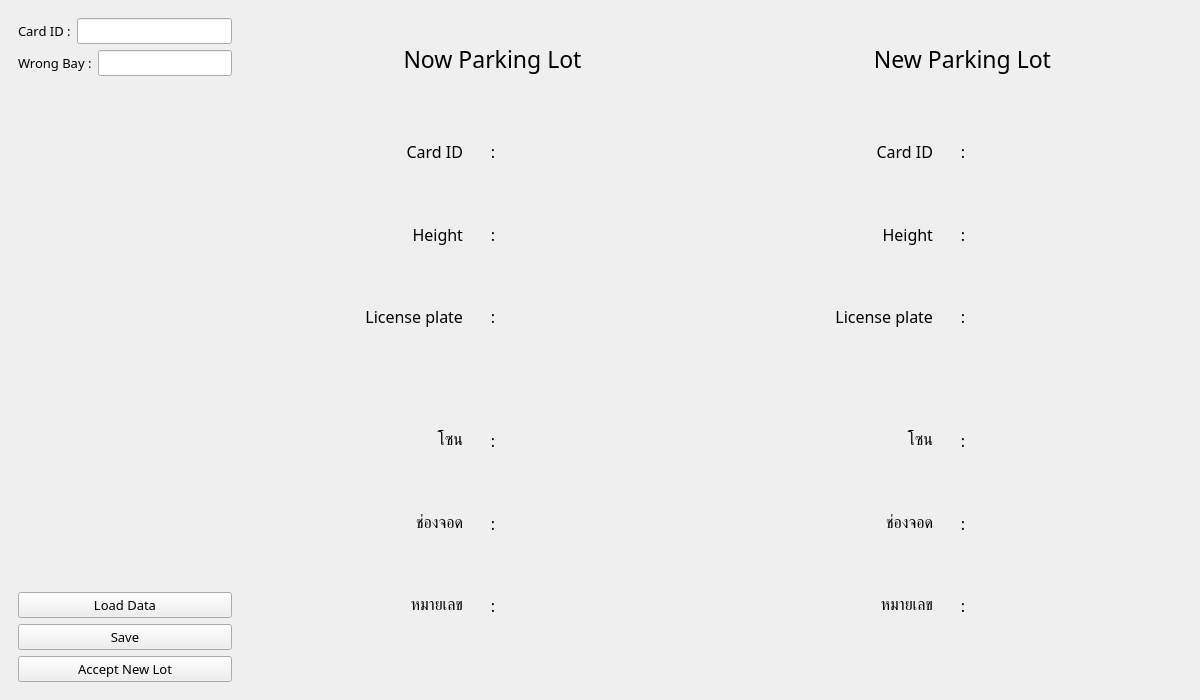
First picture: the form in change_bay.ui, repository phutthakal/automatic-parking-system, before the edit.
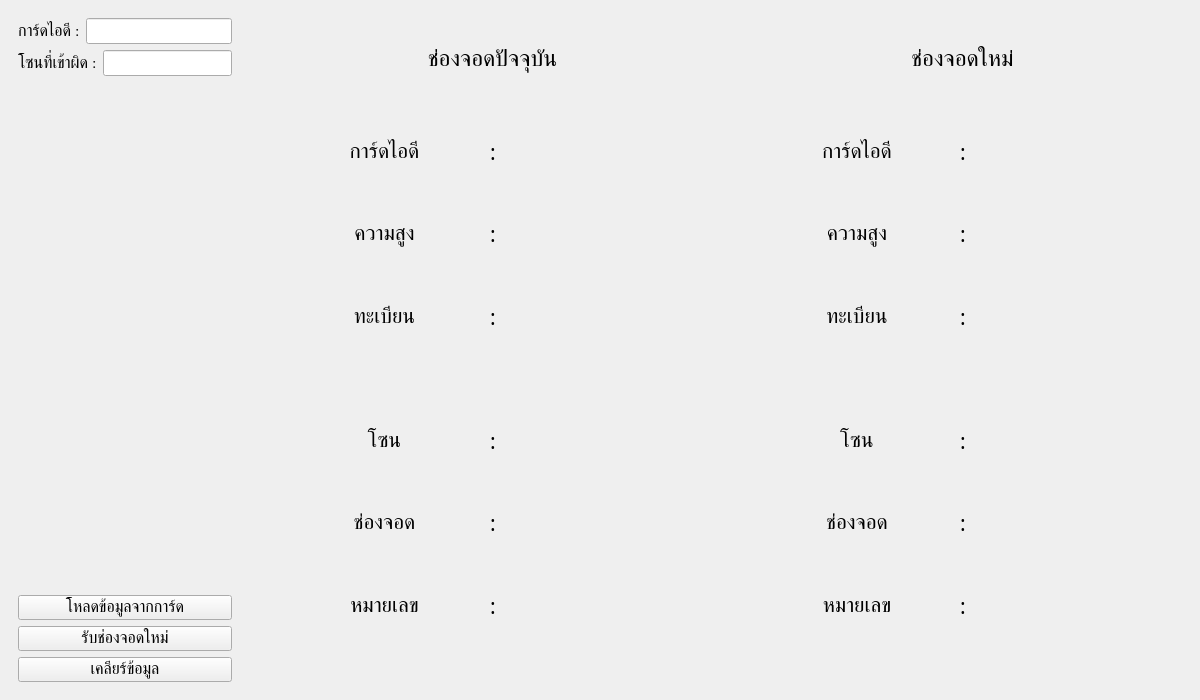
Second picture: the form after the edit.

Diff of the .ui file:
```diff
--- a/change_bay.ui
+++ b/change_bay.ui
@@ -85,11 +85,11 @@
                  <property name="font">
                   <font>
                    <family>Mitr SemiBold</family>
-                   <pointsize>10</pointsize>
+                   <pointsize>12</pointsize>
                   </font>
                  </property>
                  <property name="text">
-                  <string>Card ID :</string>
+                  <string>การ์ดไอดี :</string>
                  </property>
                 </widget>
                </item>
@@ -112,11 +112,11 @@
                  <property name="font">
                   <font>
                    <family>Mitr SemiBold</family>
-                   <pointsize>10</pointsize>
+                   <pointsize>12</pointsize>
                   </font>
                  </property>
                  <property name="text">
-                  <string>Wrong Bay :</string>
+                  <string>โซนที่เข้าผิด :</string>
                  </property>
                 </widget>
                </item>
@@ -150,7 +150,7 @@
                <property name="font">
                 <font>
                  <family>Mitr SemiBold</family>
-                 <pointsize>10</pointsize>
+                 <pointsize>12</pointsize>
                 </font>
                </property>
                <property name="text">
@@ -163,24 +163,11 @@
                <property name="font">
                 <font>
                  <family>Mitr SemiBold</family>
-                 <pointsize>10</pointsize>
+                 <pointsize>12</pointsize>
                 </font>
                </property>
                <property name="text">
-                <string>Load Data</string>
-               </property>
-              </widget>
-             </item>
-             <item>
-              <widget class="QPushButton" name="save_db_btn">
-               <property name="font">
-                <font>
-                 <family>Mitr SemiBold</family>
-                 <pointsize>10</pointsize>
-                </font>
-               </property>
-               <property name="text">
-                <string>Save</string>
+                <string>โหลดข้อมูลจากการ์ด</string>
                </property>
               </widget>
              </item>
@@ -189,11 +176,24 @@
                <property name="font">
                 <font>
                  <family>Mitr SemiBold</family>
-                 <pointsize>10</pointsize>
+                 <pointsize>12</pointsize>
                 </font>
                </property>
                <property name="text">
-                <string>Accept New Lot</string>
+                <string>รับช่องจอดใหม่</string>
+               </property>
+              </widget>
+             </item>
+             <item>
+              <widget class="QPushButton" name="clear_btn">
+               <property name="font">
+                <font>
+                 <family>Mitr SemiBold</family>
+                 <pointsize>12</pointsize>
+                </font>
+               </property>
+               <property name="text">
+                <string>เคลียร์ข้อมูล</string>
                </property>
               </widget>
              </item>
@@ -260,7 +260,7 @@
                    </font>
                   </property>
                   <property name="text">
-                   <string>Now Parking Lot</string>
+                   <string>ช่องจอดปัจจุบัน</string>
                   </property>
                   <property name="alignment">
                    <set>Qt::AlignCenter</set>
@@ -308,14 +308,14 @@
                         <property name="font">
                          <font>
                           <family>Mitr SemiBold</family>
-                          <pointsize>12</pointsize>
+                          <pointsize>16</pointsize>
                          </font>
                         </property>
                         <property name="text">
-                         <string>Card ID</string>
+                         <string>การ์ดไอดี</string>
                         </property>
                         <property name="alignment">
-                         <set>Qt::AlignRight|Qt::AlignTrailing|Qt::AlignVCenter</set>
+                         <set>Qt::AlignCenter</set>
                         </property>
                        </widget>
                       </item>
@@ -324,14 +324,14 @@
                         <property name="font">
                          <font>
                           <family>Mitr SemiBold</family>
-                          <pointsize>12</pointsize>
+                          <pointsize>16</pointsize>
                          </font>
                         </property>
                         <property name="text">
-                         <string>Height</string>
+                         <string>ความสูง</string>
                         </property>
                         <property name="alignment">
-                         <set>Qt::AlignRight|Qt::AlignTrailing|Qt::AlignVCenter</set>
+                         <set>Qt::AlignCenter</set>
                         </property>
                        </widget>
                       </item>
@@ -340,14 +340,14 @@
                         <property name="font">
                          <font>
                           <family>Mitr SemiBold</family>
-                          <pointsize>12</pointsize>
+                          <pointsize>16</pointsize>
                          </font>
                         </property>
                         <property name="text">
-                         <string>License plate</string>
+                         <string>ทะเบียน</string>
                         </property>
                         <property name="alignment">
-                         <set>Qt::AlignRight|Qt::AlignTrailing|Qt::AlignVCenter</set>
+                         <set>Qt::AlignCenter</set>
                         </property>
                        </widget>
                       </item>
@@ -374,7 +374,7 @@
                         <property name="font">
                          <font>
                           <family>Mitr SemiBold</family>
-                          <pointsize>12</pointsize>
+                          <pointsize>16</pointsize>
                          </font>
                         </property>
                         <property name="text">
@@ -390,7 +390,7 @@
                         <property name="font">
                          <font>
                           <family>Mitr SemiBold</family>
-                          <pointsize>12</pointsize>
+                          <pointsize>16</pointsize>
                          </font>
                         </property>
                         <property name="text">
@@ -406,7 +406,7 @@
                         <property name="font">
                          <font>
                           <family>Mitr SemiBold</family>
-                          <pointsize>12</pointsize>
+                          <pointsize>16</pointsize>
                          </font>
                         </property>
                         <property name="text">
@@ -509,14 +509,14 @@
                         <property name="font">
                          <font>
                           <family>Mitr SemiBold</family>
-                          <pointsize>12</pointsize>
+                          <pointsize>16</pointsize>
                          </font>
                         </property>
                         <property name="text">
                          <string>โซน</string>
                         </property>
                         <property name="alignment">
-                         <set>Qt::AlignRight|Qt::AlignTrailing|Qt::AlignVCenter</set>
+                         <set>Qt::AlignCenter</set>
                         </property>
                        </widget>
                       </item>
@@ -525,14 +525,14 @@
                         <property name="font">
                          <font>
                           <family>Mitr SemiBold</family>
-                          <pointsize>12</pointsize>
+                          <pointsize>16</pointsize>
                          </font>
                         </property>
                         <property name="text">
                          <string>ช่องจอด</string>
                         </property>
                         <property name="alignment">
-                         <set>Qt::AlignRight|Qt::AlignTrailing|Qt::AlignVCenter</set>
+                         <set>Qt::AlignCenter</set>
                         </property>
                        </widget>
                       </item>
@@ -541,14 +541,14 @@
                         <property name="font">
                          <font>
                           <family>Mitr SemiBold</family>
-                          <pointsize>12</pointsize>
+                          <pointsize>16</pointsize>
                          </font>
                         </property>
                         <property name="text">
                          <string>หมายเลข</string>
                         </property>
                         <property name="alignment">
-                         <set>Qt::AlignRight|Qt::AlignTrailing|Qt::AlignVCenter</set>
+                         <set>Qt::AlignCenter</set>
                         </property>
                        </widget>
                       </item>
@@ -575,7 +575,7 @@
                         <property name="font">
                          <font>
                           <family>Mitr SemiBold</family>
-                          <pointsize>12</pointsize>
+                          <pointsize>16</pointsize>
                          </font>
                         </property>
                         <property name="text">
@@ -591,7 +591,7 @@
                         <property name="font">
                          <font>
                           <family>Mitr SemiBold</family>
-                          <pointsize>12</pointsize>
+                          <pointsize>16</pointsize>
                          </font>
                         </property>
                         <property name="text">
@@ -607,7 +607,7 @@
                         <property name="font">
                          <font>
                           <family>Mitr SemiBold</family>
-                          <pointsize>12</pointsize>
+                          <pointsize>16</pointsize>
                          </font>
                         </property>
                         <property name="text">
@@ -738,7 +738,7 @@
                    </font>
                   </property>
                   <property name="text">
-                   <string>New Parking Lot</string>
+                   <string>ช่องจอดใหม่</string>
                   </property>
                   <property name="alignment">
                    <set>Qt::AlignCenter</set>
@@ -786,14 +786,14 @@
                         <property name="font">
                          <font>
                           <family>Mitr SemiBold</family>
-                          <pointsize>12</pointsize>
+                          <pointsize>16</pointsize>
                          </font>
                         </property>
                         <property name="text">
-                         <string>Card ID</string>
+                         <string>การ์ดไอดี</string>
                         </property>
                         <property name="alignment">
-                         <set>Qt::AlignRight|Qt::AlignTrailing|Qt::AlignVCenter</set>
+                         <set>Qt::AlignCenter</set>
                         </property>
                        </widget>
                       </item>
@@ -802,14 +802,14 @@
                         <property name="font">
                          <font>
                           <family>Mitr SemiBold</family>
-                          <pointsize>12</pointsize>
+                          <pointsize>16</pointsize>
                          </font>
                         </property>
                         <property name="text">
-                         <string>Height</string>
+                         <string>ความสูง</string>
                         </property>
                         <property name="alignment">
-                         <set>Qt::AlignRight|Qt::AlignTrailing|Qt::AlignVCenter</set>
+                         <set>Qt::AlignCenter</set>
                         </property>
                        </widget>
                       </item>
@@ -818,14 +818,14 @@
                         <property name="font">
                          <font>
                           <family>Mitr SemiBold</family>
-                          <pointsize>12</pointsize>
+                          <pointsize>16</pointsize>
                          </font>
                         </property>
                         <property name="text">
-                         <string>License plate</string>
+                         <string>ทะเบียน</string>
                         </property>
                         <property name="alignment">
-                         <set>Qt::AlignRight|Qt::AlignTrailing|Qt::AlignVCenter</set>
+                         <set>Qt::AlignCenter</set>
                         </property>
                        </widget>
                       </item>
@@ -852,7 +852,7 @@
                         <property name="font">
                          <font>
                           <family>Mitr SemiBold</family>
-                          <pointsize>12</pointsize>
+                          <pointsize>16</pointsize>
                          </font>
                         </property>
                         <property name="text">
@@ -868,7 +868,7 @@
                         <property name="font">
                          <font>
                           <family>Mitr SemiBold</family>
-                          <pointsize>12</pointsize>
+                          <pointsize>16</pointsize>
                          </font>
                         </property>
                         <property name="text">
@@ -884,7 +884,7 @@
                         <property name="font">
                          <font>
                           <family>Mitr SemiBold</family>
-                          <pointsize>12</pointsize>
+                          <pointsize>16</pointsize>
                          </font>
                         </property>
                         <property name="text">
@@ -987,14 +987,14 @@
                         <property name="font">
                          <font>
                           <family>Mitr SemiBold</family>
-                          <pointsize>12</pointsize>
+                          <pointsize>16</pointsize>
                          </font>
                         </property>
                         <property name="text">
                          <string>โซน</string>
                         </property>
                         <property name="alignment">
-                         <set>Qt::AlignRight|Qt::AlignTrailing|Qt::AlignVCenter</set>
+                         <set>Qt::AlignCenter</set>
                         </property>
                        </widget>
                       </item>
@@ -1003,14 +1003,14 @@
                         <property name="font">
                          <font>
                           <family>Mitr SemiBold</family>
-                          <pointsize>12</pointsize>
+                          <pointsize>16</pointsize>
                          </font>
                         </property>
                         <property name="text">
                          <string>ช่องจอด</string>
                         </property>
                         <property name="alignment">
-                         <set>Qt::AlignRight|Qt::AlignTrailing|Qt::AlignVCenter</set>
+                         <set>Qt::AlignCenter</set>
                         </property>
                        </widget>
                       </item>
@@ -1019,14 +1019,14 @@
                         <property name="font">
                          <font>
                           <family>Mitr SemiBold</family>
-                          <pointsize>12</pointsize>
+                          <pointsize>16</pointsize>
                          </font>
                         </property>
                         <property name="text">
                          <string>หมายเลข</string>
                         </property>
                         <property name="alignment">
-                         <set>Qt::AlignRight|Qt::AlignTrailing|Qt::AlignVCenter</set>
+                         <set>Qt::AlignCenter</set>
                         </property>
                        </widget>
                       </item>
@@ -1053,7 +1053,7 @@
                         <property name="font">
                          <font>
                           <family>Mitr SemiBold</family>
-                          <pointsize>12</pointsize>
+                          <pointsize>16</pointsize>
                          </font>
                         </property>
                         <property name="text">
@@ -1069,7 +1069,7 @@
                         <property name="font">
                          <font>
                           <family>Mitr SemiBold</family>
-                          <pointsize>12</pointsize>
+                          <pointsize>16</pointsize>
                          </font>
                         </property>
                         <property name="text">
@@ -1085,7 +1085,7 @@
                         <property name="font">
                          <font>
                           <family>Mitr SemiBold</family>
-                          <pointsize>12</pointsize>
+                          <pointsize>16</pointsize>
                          </font>
                         </property>
                         <property name="text">
```
Left out of the diff: 74 changed lines with no effect on the pictures.
